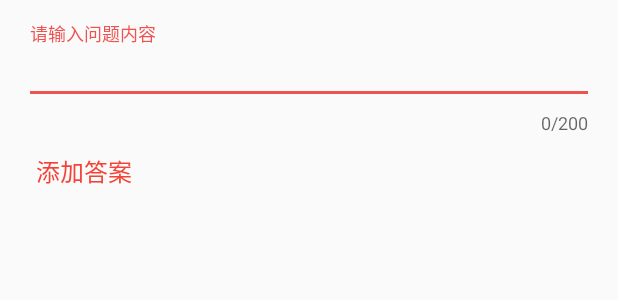
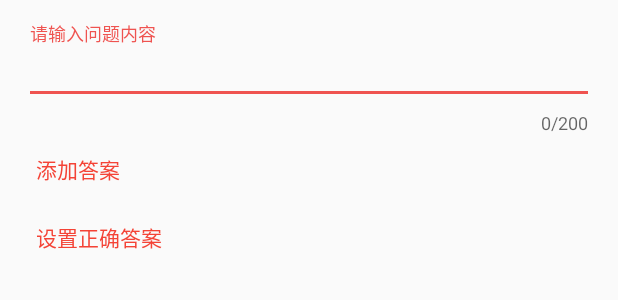
Before and after one commit to momoxiaoray/FireInformation, an Android app: the layout activity_qeustion_add.xml on its own in the app's theme, with its tools: preview values and no code run, on a phone screen of 412 x 824 dp. Shown: the top 300 px of the screen. Run offline under Robolectric (Android 15) with nearby library versions, the phone set to English and light mode, and no system bars.

Commit message:
相关功能开发

```diff
--- a/app/src/main/java/com/xx/fire/model/Question.java
+++ b/app/src/main/java/com/xx/fire/model/Question.java
@@ -38,6 +38,10 @@ public class Question extends LitePalSupport implements Serializable {
     public List<QuestionAnswer> getAnswer() {
         answer.clear();
         answer.addAll(LitePal.where("question_id = ?", String.valueOf(id)).order("id desc").find(QuestionAnswer.class, true));
+        return answer;
+    }
+
+    public List<QuestionAnswer> getLocalAnswer() {
         return answer;
     }
 
--- a/app/src/main/res/layout/activity_qeustion_add.xml
+++ b/app/src/main/res/layout/activity_qeustion_add.xml
@@ -43,8 +43,24 @@
         android:padding="@dimen/dp_12"
         android:text="添加答案"
         android:textColor="@color/red_500"
-        android:textSize="@dimen/sp_16"
+        android:textSize="@dimen/sp_14"
         app:layout_constraintLeft_toLeftOf="parent"
         app:layout_constraintTop_toBottomOf="@+id/answer_recycler" />
 
+    <TextView
+        android:id="@+id/right_answer"
+        android:layout_width="0dip"
+        android:layout_height="wrap_content"
+        android:layout_marginLeft="@dimen/dp_12"
+        android:gravity="left"
+        android:layout_marginRight="@dimen/dp_12"
+        android:padding="@dimen/dp_12"
+        android:text="设置正确答案"
+        android:visibility="visible"
+        app:layout_constraintRight_toRightOf="parent"
+        android:textColor="@color/red_500"
+        android:textSize="@dimen/sp_14"
+        app:layout_constraintLeft_toLeftOf="parent"
+        app:layout_constraintTop_toBottomOf="@+id/add_answer" />
+
 </androidx.constraintlayout.widget.ConstraintLayout>
--- a/app/src/main/res/layout/activity_question_detail.xml
+++ b/app/src/main/res/layout/activity_question_detail.xml
@@ -84,10 +84,11 @@
         android:gravity="top|left"
         android:paddingTop="@dimen/dp_6"
         android:paddingBottom="@dimen/dp_6"
-        android:text="正确答案："
+        android:layout_marginLeft="@dimen/dp_8"
+        android:text="显示答案"
         android:textColor="@color/red_300"
         android:textSize="@dimen/sp_12"
-        android:visibility="gone"
+        android:visibility="visible"
         app:layout_constraintLeft_toLeftOf="@+id/item_content"
         app:layout_constraintRight_toRightOf="@+id/item_content"
         app:layout_constraintTop_toBottomOf="@+id/answer_layout" />
--- a/app/src/main/res/layout/layout_item_question_manger.xml
+++ b/app/src/main/res/layout/layout_item_question_manger.xml
@@ -66,7 +66,7 @@
         android:text="正确答案："
         android:textColor="@color/red_300"
         android:textSize="@dimen/sp_12"
-        android:visibility="gone"
+        android:visibility="visible"
         app:layout_constraintLeft_toLeftOf="@+id/item_content"
         app:layout_constraintRight_toRightOf="@+id/item_time"
         app:layout_constraintTop_toBottomOf="@+id/item_time" />
@@ -75,11 +75,11 @@
         android:id="@+id/publish_right"
         android:layout_width="wrap_content"
         android:layout_height="wrap_content"
-        android:background="@color/red_300"
         android:gravity="center"
+        android:visibility="gone"
         android:padding="@dimen/dp_6"
         android:text="公布正确答案"
-        android:textColor="@color/white"
+        android:textColor="@color/red_300"
         android:textSize="@dimen/sp_12"
         app:layout_constraintLeft_toLeftOf="@+id/item_content"
         app:layout_constraintTop_toBottomOf="@+id/publish_right_content" />
```
Also changed, not shown: app/src/main/java/com/xx/fire/activity/manager/quesition/QuestionAddActivity.java (+30 -34 lines), app/src/main/java/com/xx/fire/activity/manager/quesition/QuestionAddViewModel.java (+19 -13 lines), app/src/main/java/com/xx/fire/activity/question/QuestionDetailActivity.java (+24 -15 lines), app/src/main/java/com/xx/fire/adapter/ItemManagerQuestionAdapter.java (+8 -8 lines), app/src/main/java/com/xx/fire/adapter/ItemQuestionAdapter.java (+16 -14 lines), app/src/main/java/com/xx/fire/fragment/manager/ManagerQuestionFragment.java (+22 -22 lines).
